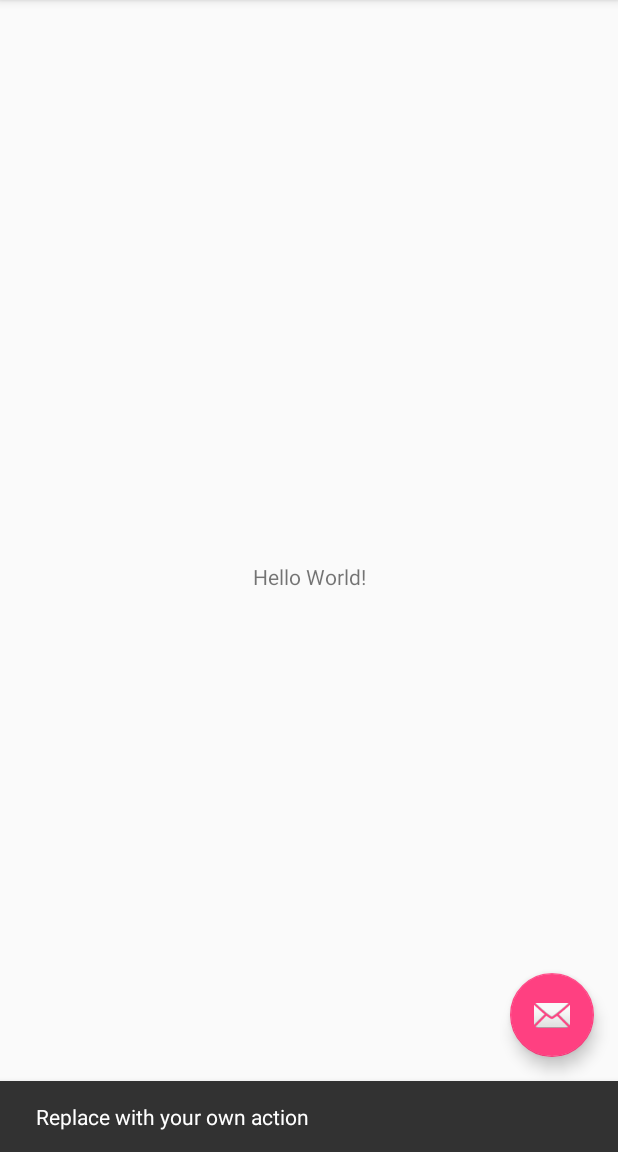
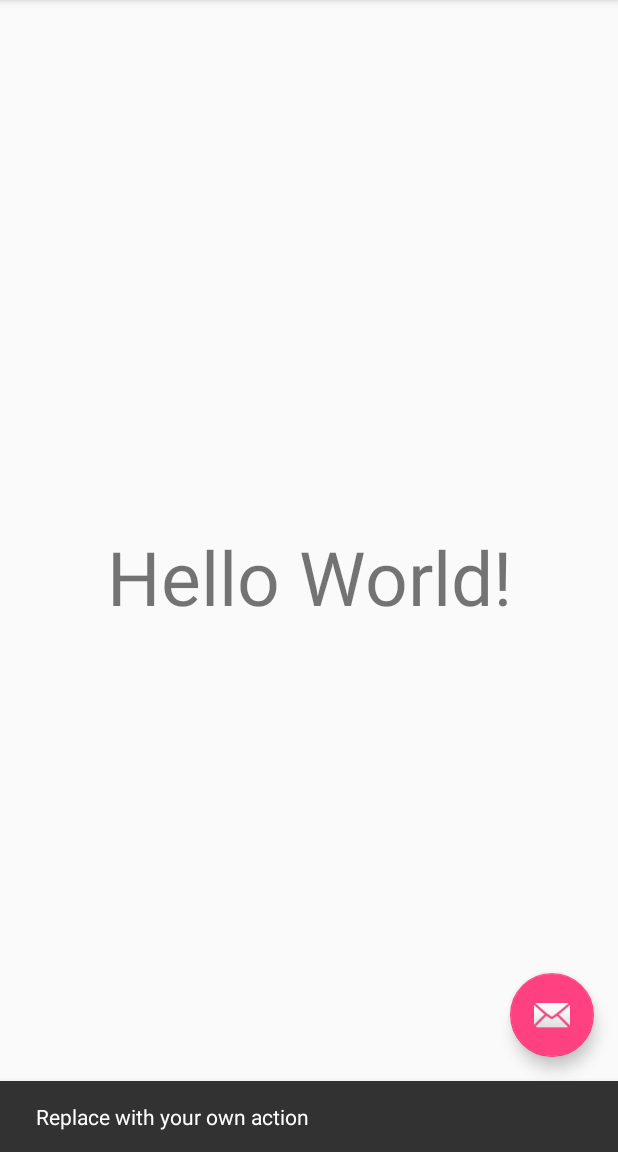
Before and after one commit to ksam98/TProjectCSE110Lab3, an Android app: the screen it shows after launch (MainActivity), after a tap on an icon or button, on a phone screen of 412 x 824 dp, the part 84-1236 px from its top. Run offline under Robolectric (Android 15) with nearby library versions, the phone set to English and light mode, and no system bars.

Commit message:
made text sizze bigger

```diff
--- a/app/src/main/res/layout/content_main.xml
+++ b/app/src/main/res/layout/content_main.xml
@@ -15,6 +15,7 @@
         app:layout_constraintBottom_toBottomOf="parent"
         app:layout_constraintLeft_toLeftOf="parent"
         app:layout_constraintRight_toRightOf="parent"
-        app:layout_constraintTop_toTopOf="parent" />
+        app:layout_constraintTop_toTopOf="parent"
+        android:textSize="50dp"/>
 
 </android.support.constraint.ConstraintLayout>
```
